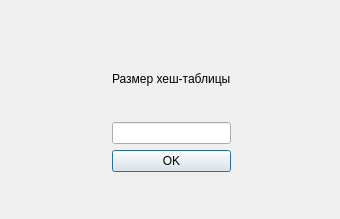
First picture: the form in ht_input.ui, repository mintedcoinn/course-proj, before the edit.
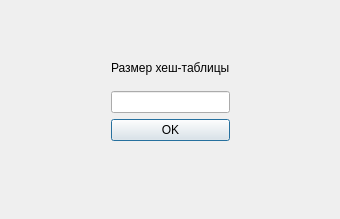
Second picture: the form after the edit.

Diff of the .ui file:
```diff
--- a/ht_input.ui
+++ b/ht_input.ui
@@ -16,10 +16,10 @@
   <widget class="QWidget" name="">
    <property name="geometry">
     <rect>
-     <x>81</x>
-     <y>41</y>
+     <x>80</x>
+     <y>50</y>
      <width>181</width>
-     <height>131</height>
+     <height>91</height>
     </rect>
    </property>
    <layout class="QGridLayout" name="gridLayout">
```
